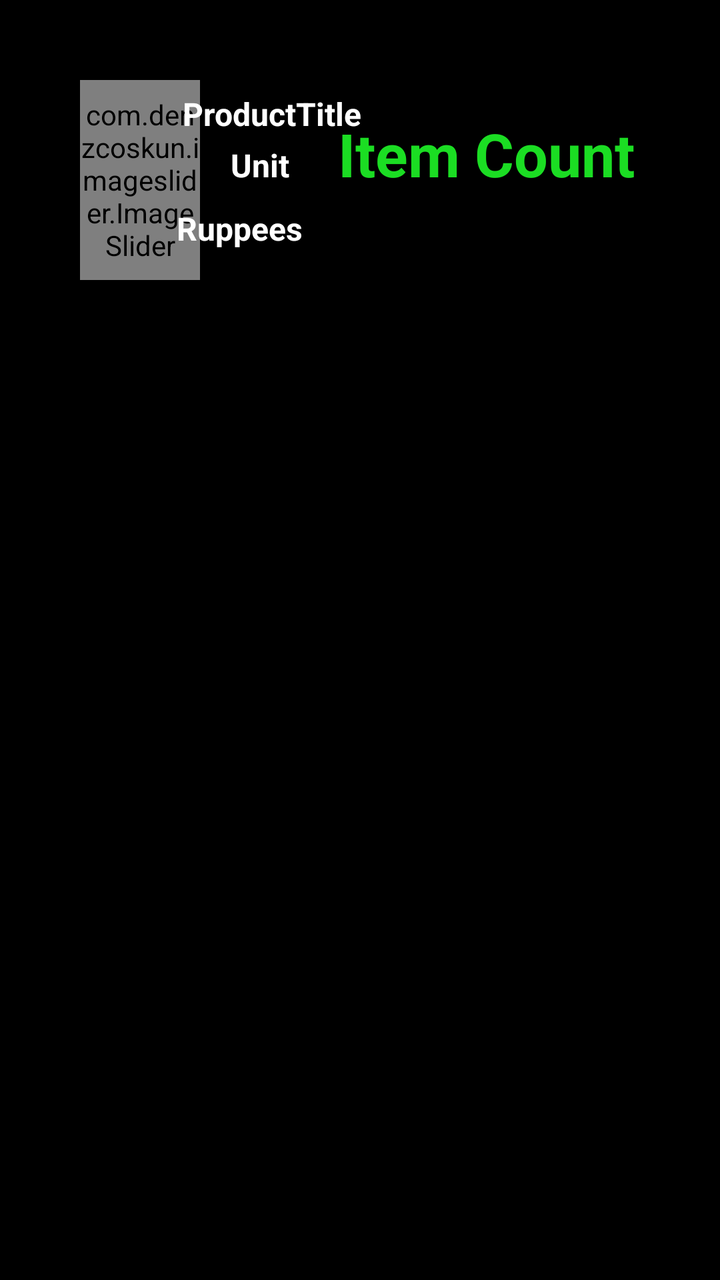
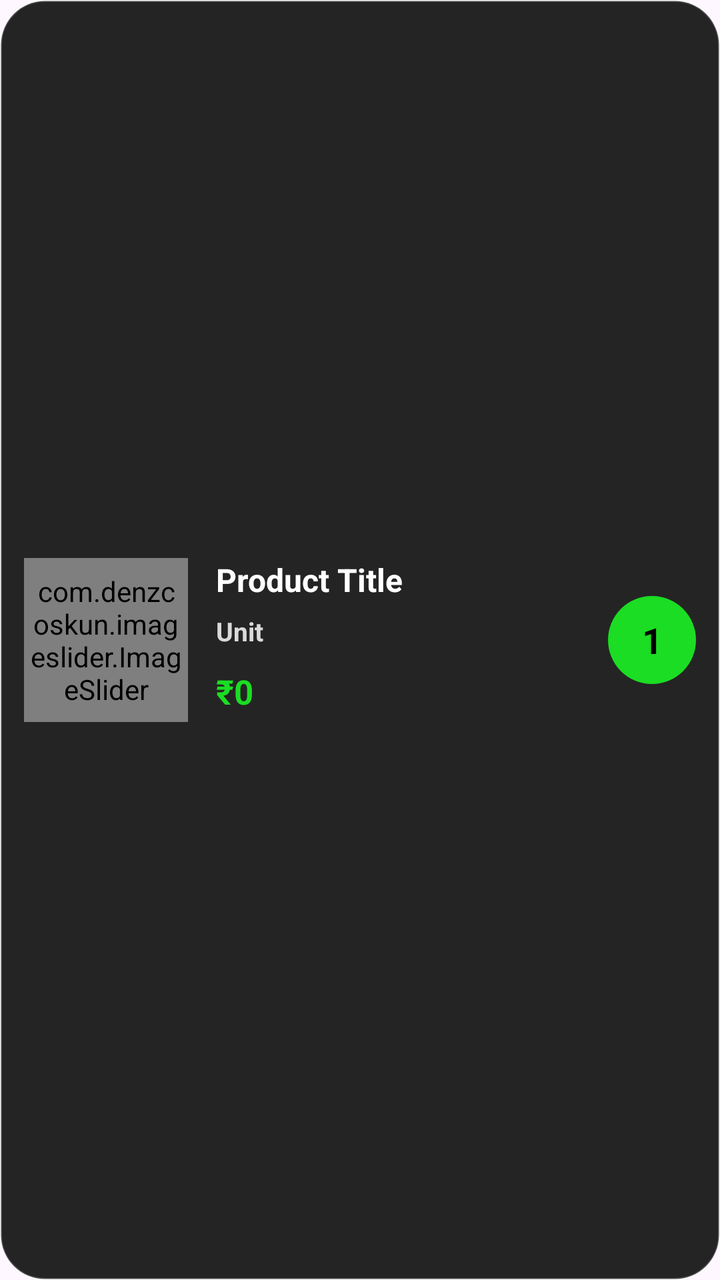

Before-and-after screenshots of an Android layout around one commit, followed by the original layout XML and the change that was made.
<!-- AndroidManifest.xml: application theme Theme.Blinklit -->
<!-- res/layout/sample_checkout_layout.xml -->
<?xml version="1.0" encoding="utf-8"?>
<androidx.constraintlayout.widget.ConstraintLayout xmlns:android="http://schemas.android.com/apk/res/android"
    xmlns:app="http://schemas.android.com/apk/res-auto"
    xmlns:tools="http://schemas.android.com/tools"
    android:layout_width="match_parent"
    android:orientation="horizontal"
    android:background="@color/black"
    android:layout_height="150dp">

    <androidx.constraintlayout.widget.ConstraintLayout
        android:layout_width="match_parent"
        android:layout_height="wrap_content"
        android:layout_margin="30dp"
        app:layout_constraintEnd_toEndOf="parent"
        app:layout_constraintHorizontal_bias="0.0"
        app:layout_constraintStart_toStartOf="parent"
        app:layout_constraintTop_toTopOf="parent">

        <com.denzcoskun.imageslider.ImageSlider
            android:id="@+id/CheckOutImage"
            android:layout_width="60dp"
            app:iss_auto_cycle="false"
            android:layout_margin="10dp"
            app:iss_text_align="center"
            app:layout_constraintBottom_toBottomOf="parent"
            app:layout_constraintStart_toStartOf="parent"
            app:layout_constraintTop_toTopOf="parent"
            app:layout_constraintVertical_bias="0.028"
            android:layout_height="100dp"/>

        <TextView
            android:id="@+id/checkoutProductTitle"
            android:layout_width="wrap_content"
            android:layout_height="wrap_content"
            android:layout_marginTop="16dp"
            android:text="ProductTitle"
            android:textColor="@color/white"
            android:textSize="16sp"
            android:textStyle="bold"
            app:layout_constraintEnd_toEndOf="parent"
            app:layout_constraintHorizontal_bias="0.291"
            app:layout_constraintStart_toStartOf="parent"
            app:layout_constraintTop_toTopOf="parent" />

        <TextView
            android:id="@+id/checkoutUnit"
            android:layout_width="wrap_content"
            android:layout_height="wrap_content"
            android:layout_marginTop="4dp"
            android:text="Unit"
            android:textColor="@color/white"
            android:textSize="16sp"
            android:textStyle="bold"
            app:layout_constraintEnd_toEndOf="parent"
            app:layout_constraintHorizontal_bias="0.077"
            app:layout_constraintStart_toEndOf="@+id/CheckOutImage"
            app:layout_constraintTop_toBottomOf="@+id/checkoutProductTitle" />

        <TextView
            android:id="@+id/checkoutItemCount"
            android:layout_width="wrap_content"
            android:layout_height="wrap_content"
            android:layout_margin="10dp"
            android:inputType="number"
            android:layout_marginEnd="16dp"
            android:text="Item Count "
            android:textColor="@color/green"
            android:textSize="30sp"
            android:textStyle="bold"
            app:layout_constraintBottom_toBottomOf="parent"
            app:layout_constraintEnd_toEndOf="parent"
            app:layout_constraintHorizontal_bias="0.826"
            app:layout_constraintStart_toEndOf="@+id/checkoutProductTitle"
            app:layout_constraintTop_toTopOf="parent"
            app:layout_constraintVertical_bias="0.282" />

        <TextView
            android:id="@+id/checkoutRuppees"
            android:layout_width="wrap_content"
            android:layout_height="wrap_content"
            android:layout_margin="10dp"
            android:layout_marginTop="4dp"
            android:text="Ruppees"
            android:textColor="@color/white"
            android:textSize="16sp"
            android:textStyle="bold"
            app:layout_constraintEnd_toEndOf="parent"
            app:layout_constraintHorizontal_bias="0.222"
            app:layout_constraintStart_toStartOf="parent"
            app:layout_constraintTop_toBottomOf="@+id/checkoutUnit" />

    </androidx.constraintlayout.widget.ConstraintLayout>


</androidx.constraintlayout.widget.ConstraintLayout>
<!-- resources referenced by this layout -->
<resources>
  <color name="black">#FF000000</color>
  <color name="green">#1BDD23</color>
  <color name="white">#FFFFFFFF</color>
  <style name="Theme.Blinklit" parent="Base.Theme.Blinklit" />
  <style name="Base.Theme.Blinklit" parent="Theme.Material3.DayNight.NoActionBar">
          
          
      </style>
</resources>

<!-- the commit's change to res/layout/sample_checkout_layout.xml (unified diff, before → after) -->
@@ -1,95 +1,94 @@
 <?xml version="1.0" encoding="utf-8"?>
-<androidx.constraintlayout.widget.ConstraintLayout xmlns:android="http://schemas.android.com/apk/res/android"
+<androidx.constraintlayout.widget.ConstraintLayout
+    xmlns:android="http://schemas.android.com/apk/res/android"
     xmlns:app="http://schemas.android.com/apk/res-auto"
     xmlns:tools="http://schemas.android.com/tools"
+    android:id="@+id/checkoutItemRoot"
     android:layout_width="match_parent"
-    android:orientation="horizontal"
-    android:background="@color/black"
-    android:layout_height="150dp">
+    android:layout_height="wrap_content"
+    android:layout_marginStart="12dp"
+    android:layout_marginEnd="12dp"
+    android:layout_marginTop="8dp"
+    android:layout_marginBottom="8dp"
+    android:background="@drawable/bg_checkout_item_card"
+    android:elevation="8dp"
+    android:padding="12dp">
 
-    <androidx.constraintlayout.widget.ConstraintLayout
-        android:layout_width="match_parent"
+    
+    <com.denzcoskun.imageslider.ImageSlider
+        android:id="@+id/CheckOutImage"
+        android:layout_width="82dp"
+        android:layout_height="82dp"
+        android:background="@drawable/bg_checkout_image_box"
+        android:padding="3dp"
+        app:iss_auto_cycle="false"
+        app:iss_text_align="center"
+        app:layout_constraintTop_toTopOf="parent"
+        app:layout_constraintBottom_toBottomOf="parent"
+        app:layout_constraintStart_toStartOf="parent" />
+
+    
+    <TextView
+        android:id="@+id/checkoutProductTitle"
+        android:layout_width="0dp"
         android:layout_height="wrap_content"
-        android:layout_margin="30dp"
-        app:layout_constraintEnd_toEndOf="parent"
-        app:layout_constraintHorizontal_bias="0.0"
-        app:layout_constraintStart_toStartOf="parent"
-        app:layout_constraintTop_toTopOf="parent">
+        android:layout_marginStart="14dp"
+        android:layout_marginEnd="10dp"
+        android:ellipsize="end"
+        android:maxLines="1"
+        android:text="Product Title"
+        android:textColor="@color/white"
+        android:textSize="16sp"
+        android:textStyle="bold"
+        app:layout_constraintTop_toTopOf="@id/CheckOutImage"
+        app:layout_constraintStart_toEndOf="@id/CheckOutImage"
+        app:layout_constraintEnd_toStartOf="@id/checkoutItemCount" />
 
-        <com.denzcoskun.imageslider.ImageSlider
-            android:id="@+id/CheckOutImage"
-            android:layout_width="60dp"
-            app:iss_auto_cycle="false"
-            android:layout_margin="10dp"
-            app:iss_text_align="center"
-            app:layout_constraintBottom_toBottomOf="parent"
-            app:layout_constraintStart_toStartOf="parent"
-            app:layout_constraintTop_toTopOf="parent"
-            app:layout_constraintVertical_bias="0.028"
-            android:layout_height="100dp"/>
+    
+    <TextView
+        android:id="@+id/checkoutUnit"
+        android:layout_width="0dp"
+        android:layout_height="wrap_content"
+        android:layout_marginStart="14dp"
+        android:layout_marginTop="6dp"
+        android:layout_marginEnd="10dp"
+        android:text="Unit"
+        android:textColor="#DADADA"
+        android:textSize="13sp"
+        android:textStyle="bold"
+        app:layout_constraintTop_toBottomOf="@id/checkoutProductTitle"
+        app:layout_constraintStart_toEndOf="@id/CheckOutImage"
+        app:layout_constraintEnd_toStartOf="@id/checkoutItemCount" />
 
-        <TextView
-            android:id="@+id/checkoutProductTitle"
-            android:layout_width="wrap_content"
-            android:layout_height="wrap_content"
-            android:layout_marginTop="16dp"
-            android:text="ProductTitle"
-            android:textColor="@color/white"
-            android:textSize="16sp"
-            android:textStyle="bold"
-            app:layout_constraintEnd_toEndOf="parent"
-            app:layout_constraintHorizontal_bias="0.291"
-            app:layout_constraintStart_toStartOf="parent"
-            app:layout_constraintTop_toTopOf="parent" />
+    
+    <TextView
+        android:id="@+id/checkoutRuppees"
+        android:layout_width="0dp"
+        android:layout_height="wrap_content"
+        android:layout_marginStart="14dp"
+        android:layout_marginTop="10dp"
+        android:layout_marginEnd="10dp"
+        android:text="₹0"
+        android:textColor="@color/green"
+        android:textSize="17sp"
+        android:textStyle="bold"
+        app:layout_constraintTop_toBottomOf="@id/checkoutUnit"
+        app:layout_constraintStart_toEndOf="@id/CheckOutImage"
+        app:layout_constraintEnd_toStartOf="@id/checkoutItemCount" />
 
-        <TextView
-            android:id="@+id/checkoutUnit"
-            android:layout_width="wrap_content"
-            android:layout_height="wrap_content"
-            android:layout_marginTop="4dp"
-            android:text="Unit"
-            android:textColor="@color/white"
-            android:textSize="16sp"
-            android:textStyle="bold"
-            app:layout_constraintEnd_toEndOf="parent"
-            app:layout_constraintHorizontal_bias="0.077"
-            app:layout_constraintStart_toEndOf="@+id/CheckOutImage"
-            app:layout_constraintTop_toBottomOf="@+id/checkoutProductTitle" />
-
-        <TextView
-            android:id="@+id/checkoutItemCount"
-            android:layout_width="wrap_content"
-            android:layout_height="wrap_content"
-            android:layout_margin="10dp"
-            android:inputType="number"
-            android:layout_marginEnd="16dp"
-            android:text="Item Count "
-            android:textColor="@color/green"
-            android:textSize="30sp"
-            android:textStyle="bold"
-            app:layout_constraintBottom_toBottomOf="parent"
-            app:layout_constraintEnd_toEndOf="parent"
-            app:layout_constraintHorizontal_bias="0.826"
-            app:layout_constraintStart_toEndOf="@+id/checkoutProductTitle"
-            app:layout_constraintTop_toTopOf="parent"
-            app:layout_constraintVertical_bias="0.282" />
-
-        <TextView
-            android:id="@+id/checkoutRuppees"
-            android:layout_width="wrap_content"
-            android:layout_height="wrap_content"
-            android:layout_margin="10dp"
-            android:layout_marginTop="4dp"
-            android:text="Ruppees"
-            android:textColor="@color/white"
-            android:textSize="16sp"
-            android:textStyle="bold"
-            app:layout_constraintEnd_toEndOf="parent"
-            app:layout_constraintHorizontal_bias="0.222"
-            app:layout_constraintStart_toStartOf="parent"
-            app:layout_constraintTop_toBottomOf="@+id/checkoutUnit" />
-
-    </androidx.constraintlayout.widget.ConstraintLayout>
-
+    
+    <TextView
+        android:id="@+id/checkoutItemCount"
+        android:layout_width="44dp"
+        android:layout_height="44dp"
+        android:background="@drawable/bg_checkout_quantity_badge"
+        android:gravity="center"
+        android:text="1"
+        android:textColor="@color/black"
+        android:textSize="18sp"
+        android:textStyle="bold"
+        app:layout_constraintTop_toTopOf="parent"
+        app:layout_constraintBottom_toBottomOf="parent"
+        app:layout_constraintEnd_toEndOf="parent" />
 
 </androidx.constraintlayout.widget.ConstraintLayout>
<!-- resource entries referenced after the edit -->
@@ -3,6 +3,30 @@
   <color name="black">#FF000000</color>
   <color name="green">#1BDD23</color>
   <color name="white">#FFFFFFFF</color>
+  <!-- drawable bg_checkout_image_box (drawable) -->
+  <?xml version="1.0" encoding="utf-8"?>
+  <shape xmlns:android="http://schemas.android.com/apk/res/android">
+      <solid android:color="#111111" />
+      <corners android:radius="18dp" />
+      <stroke
+          android:width="1dp"
+          android:color="#22FFFFFF" />
+  </shape>
+  <!-- drawable bg_checkout_item_card (drawable) -->
+  <?xml version="1.0" encoding="utf-8"?>
+  <shape xmlns:android="http://schemas.android.com/apk/res/android">
+      <solid android:color="#242424" />
+      <corners android:radius="22dp" />
+      <stroke
+          android:width="1dp"
+          android:color="#33FFFFFF" />
+  </shape>
+  <!-- drawable bg_checkout_quantity_badge (drawable) -->
+  <?xml version="1.0" encoding="utf-8"?>
+  <shape xmlns:android="http://schemas.android.com/apk/res/android">
+      <solid android:color="@color/green" />
+      <corners android:radius="50dp" />
+  </shape>
   <style name="Theme.Blinklit" parent="Base.Theme.Blinklit" />
   <style name="Base.Theme.Blinklit" parent="Theme.Material3.DayNight.NoActionBar">
           
